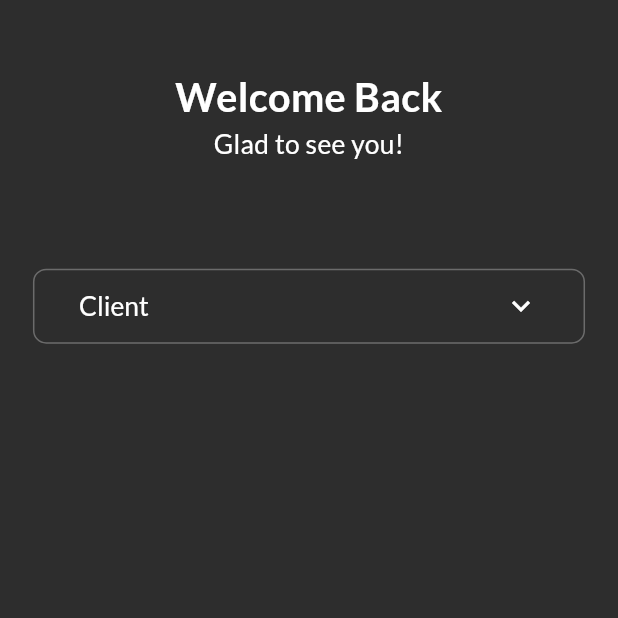
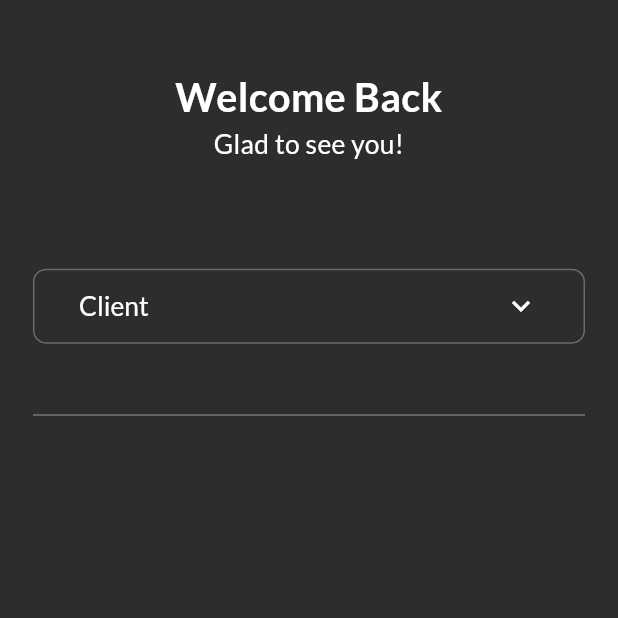
Before and after one commit to Ire-oluwa/JustiServe, a Flutter app: the Login screen opened by its route, on a phone screen of 412 x 824 dp, the top half of it. Run offline on Flutter 3.47's test engine with Material 2 defaults, Android fonts, the phone set to English and light mode, and no system bars; our stand-ins replace carousel_slider, flutter_screenutil, flutter_svg, get, google_fonts, smooth_page_indicator.

```diff
--- a/lib/views/login.dart
+++ b/lib/views/login.dart
@@ -37,7 +37,10 @@ class Login extends GetView<LoginController> {
                   ),
                   SizedBox(height: 57.h),
                   Obx(
-                    () => CustomDropdownButton(
+                    () => Column(
+                      children: loginController.selectedItem.value == "Client"
+                          ? [
+                              CustomDropdownButton(
                                 items: role
                                     .map(
                                       (e) => DropdownMenuItem<String>(
@@ -57,6 +60,31 @@ class Login extends GetView<LoginController> {
                                 value: loginController.selectedItem.value,
                                 // value: loginController.selectedItem.value,
                               ),
+                              TextField(),
+                            ]
+                          : [
+                              CustomDropdownButton(
+                                items: role
+                                    .map(
+                                      (e) => DropdownMenuItem<String>(
+                                        value: e.toString(),
+                                        child: CustomText(
+                                          text: e,
+                                          size: 16.sp,
+                                          weight: FontWeight.w400,
+                                          colour: AppColours.primaryWhite,
+                                        ),
+                                      ),
+                                    )
+                                    .toList(),
+                                onSelected: (newItem) {
+                                  loginController.selectItem(newItem);
+                                },
+                                value: loginController.selectedItem.value,
+                                // value: loginController.selectedItem.value,
+                              ),
+                            ],
+                    ),
                   ),
                 ],
               ),
```
Lines whose indentation alone changed are shown as unchanged.
